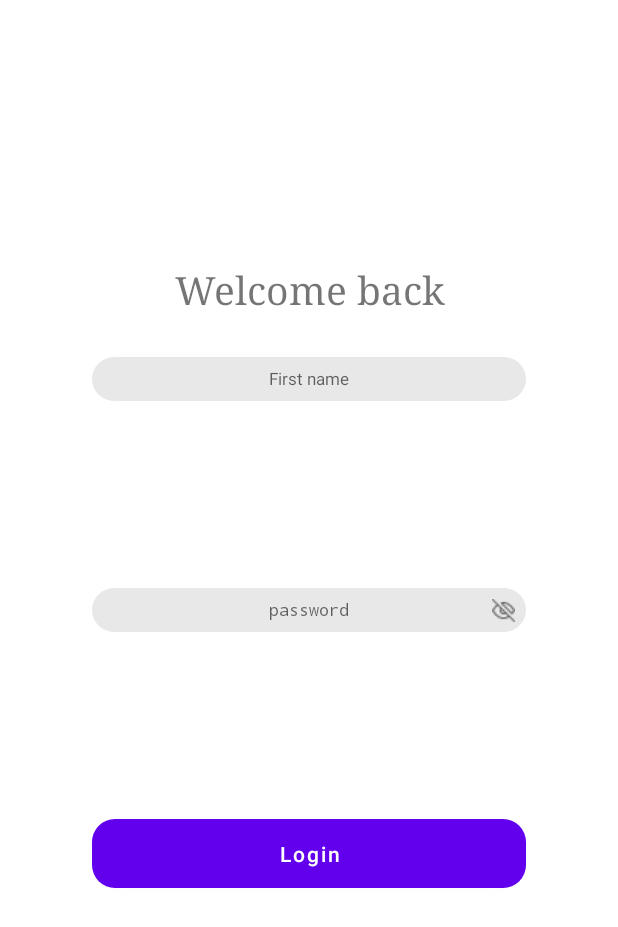
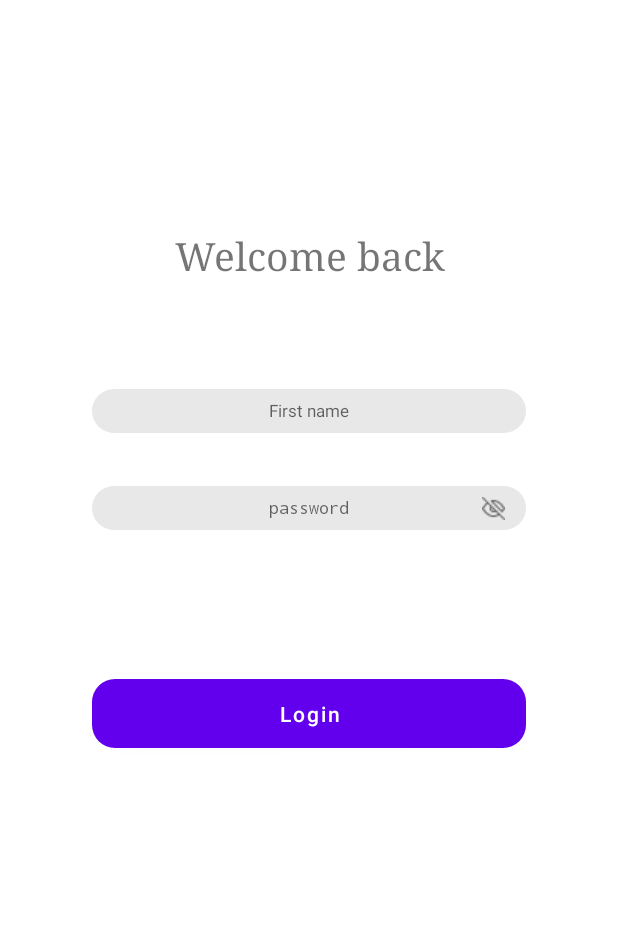
Before and after one commit to Descalzo1980/Testtask, an Android app: the screen it shows after launch (MainActivity), after a tap on "Log in", on a phone screen of 412 x 824 dp. Shown: the top 927 px of the screen. Run offline under Robolectric (Android 15) with nearby library versions, the phone set to English and light mode, and no system bars; our stand-ins replace Room's generated code.

Commit message:
fix login form

```diff
--- a/app/src/main/AndroidManifest.xml
+++ b/app/src/main/AndroidManifest.xml
@@ -14,6 +14,7 @@
         tools:targetApi="31">
         <activity
             android:name=".MainActivity"
+            android:windowSoftInputMode="adjustPan"
             android:theme="@style/Theme.MaterialComponents.Light.NoActionBar"
             android:exported="true">
             <intent-filter>
--- a/app/src/main/java/ru/stas/testtask/LoginFragment.kt
+++ b/app/src/main/java/ru/stas/testtask/LoginFragment.kt
@@ -24,9 +24,9 @@
     ): View? {
         _binding = FragmentLoginBinding.inflate(inflater, container, false)
 
-        binding.btnLogin.setOnClickListener {
-            findNavController().navigate(R.id.action_loginFragment_to_profileFragment)
-        }
+//        binding.btnLogin.setOnClickListener {
+//            findNavController().navigate(R.id.action_loginFragment_to_profileFragment)
+//        }
         return binding.root
     }
 
--- a/app/src/main/res/layout/fragment_login.xml
+++ b/app/src/main/res/layout/fragment_login.xml
@@ -11,7 +11,7 @@
         android:id="@+id/tv_welcome"
         android:layout_width="199dp"
         android:layout_height="34dp"
-        android:layout_marginTop="176dp"
+        android:layout_marginTop="153dp"
         android:fontFamily="serif"
         android:gravity="center"
         android:text="@string/welcome_back"
@@ -24,12 +24,12 @@
         android:id="@+id/et_first_name"
         android:layout_width="289dp"
         android:layout_height="29dp"
-        android:layout_marginTop="28dp"
+        android:layout_marginTop="72dp"
         android:autofillHints="no"
         android:background="@drawable/shape_form_and_button"
         android:gravity="center"
         android:hint="@string/first_name"
-        android:inputType="textPassword"
+        android:inputType="textPersonName"
         android:textSize="11sp"
         app:layout_constraintEnd_toEndOf="parent"
         app:layout_constraintStart_toStartOf="parent"
@@ -39,13 +39,13 @@
         android:id="@+id/et_password"
         android:layout_width="289dp"
         android:layout_height="29dp"
+        android:layout_marginTop="35dp"
         android:background="@drawable/shape_form_and_button"
         android:ems="10"
         android:gravity="center"
         android:hint="@string/password"
         android:importantForAutofill="no"
         android:textSize="11sp"
-        app:layout_constraintBottom_toTopOf="@+id/btn_login"
         app:layout_constraintEnd_toEndOf="parent"
         app:layout_constraintStart_toStartOf="parent"
         app:layout_constraintTop_toBottomOf="@+id/et_first_name" />
@@ -58,23 +58,24 @@
         android:src="@drawable/eye"
         app:layout_constraintBottom_toBottomOf="@+id/et_password"
         app:layout_constraintEnd_toEndOf="@+id/et_password"
-        app:layout_constraintHorizontal_bias="0.974"
+        app:layout_constraintHorizontal_bias="0.95"
         app:layout_constraintStart_toStartOf="@+id/et_password"
-        app:layout_constraintTop_toTopOf="@+id/et_password" />
+        app:layout_constraintTop_toTopOf="@+id/et_password"
+        app:layout_constraintVertical_bias="0.5" />
 
     <Button
         android:id="@+id/btn_login"
         android:layout_width="289dp"
         android:layout_height="46dp"
-        android:layout_marginBottom="232dp"
+        android:layout_marginTop="99dp"
         android:background="@drawable/shape_form_and_button"
         android:backgroundTint="@color/bg_button"
         android:text="@string/login"
         android:textAllCaps="false"
         android:textSize="14sp"
-        app:layout_constraintBottom_toBottomOf="parent"
         app:layout_constraintEnd_toEndOf="parent"
-        app:layout_constraintStart_toStartOf="parent" />
+        app:layout_constraintStart_toStartOf="parent"
+        app:layout_constraintTop_toBottomOf="@+id/et_password" />
 
 
 </androidx.constraintlayout.widget.ConstraintLayout>
--- a/app/src/main/res/navigation/nav_graph.xml
+++ b/app/src/main/res/navigation/nav_graph.xml
@@ -13,9 +13,6 @@
         <action
             android:id="@+id/action_singInFragment_to_loginFragment"
             app:destination="@id/loginFragment" />
-        <action
-            android:id="@+id/action_singInFragment_to_profileFragment"
-            app:destination="@id/profileFragment" />
     </fragment>
     <fragment
         android:id="@+id/loginFragment"
```
Also changed, not shown: app/src/main/java/ru/stas/testtask/ProfileFragment.kt (+12 -12 lines), app/src/main/java/ru/stas/testtask/SingInFragment.kt (+6 -6 lines).
